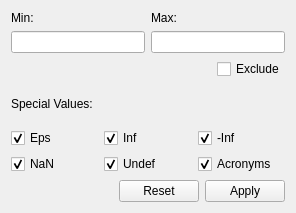
Old version of the form src/gdxviewer/valuefilterwidget.ui in the repository GAMS-dev/studio.
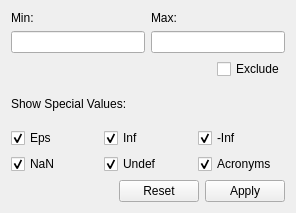
New version of the form.

Commit message: Change caption of special values

The edit to the form file:
```diff
--- a/src/gdxviewer/valuefilterwidget.ui
+++ b/src/gdxviewer/valuefilterwidget.ui
@@ -90,7 +90,7 @@
    <item>
     <widget class="QLabel" name="label">
      <property name="text">
-      <string>Special Values:</string>
+      <string>Show Special Values:</string>
      </property>
     </widget>
    </item>
```
